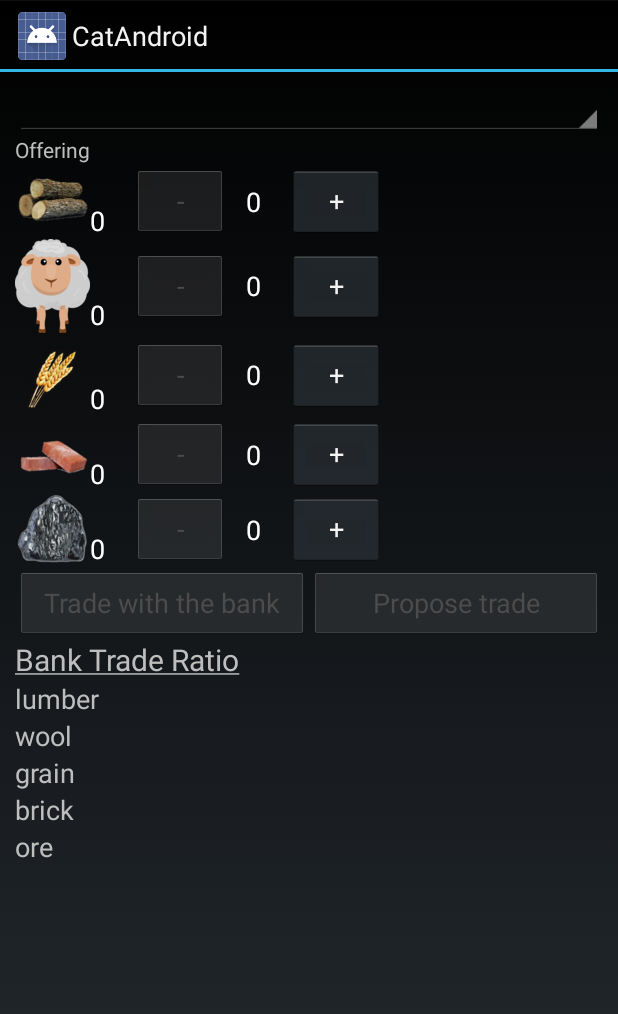
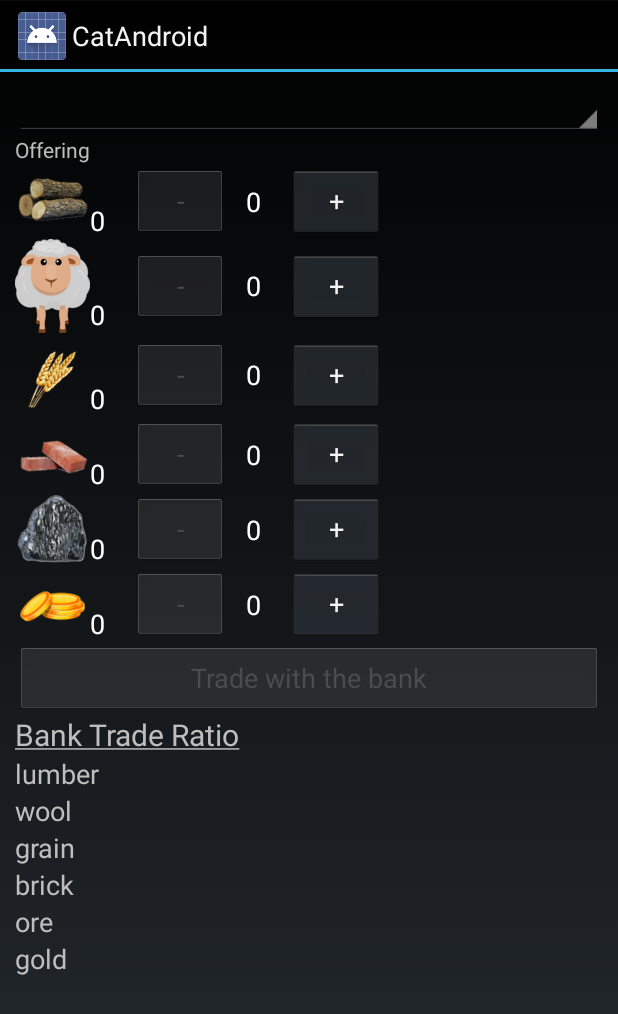
Before and after one commit to martelogan/island-settlement-boardgame-prototype, an Android app: the layout trade_request.xml on its own in the app's theme, with its tools: preview values and no code run, on a phone screen of 412 x 824 dp. Shown: the top 1014 px of the screen. Run offline under Robolectric (Android 15) with nearby library versions, the phone set to English and light mode, and no system bars.

Commit message:
remove back buttons, add gold to trade, fix gold functionality for distribution, fix game setup navigation bugs, add gold drawables

```diff
--- a/app/src/main/java/com/catandroid/app/common/ui/activities/RulesActivity.java
+++ b/app/src/main/java/com/catandroid/app/common/ui/activities/RulesActivity.java
@@ -22,7 +22,7 @@ public class RulesActivity extends Activity {
 
 		ActionBar actionBar = getActionBar();
 		actionBar.setHomeButtonEnabled(true);
-		actionBar.setDisplayHomeAsUpEnabled(true);
+		actionBar.setDisplayHomeAsUpEnabled(false);
 
 		String data = null;
 
--- a/app/src/main/java/com/catandroid/app/common/ui/fragments/ActiveGameFragment.java
+++ b/app/src/main/java/com/catandroid/app/common/ui/fragments/ActiveGameFragment.java
@@ -83,7 +83,7 @@ public class ActiveGameFragment extends Fragment {
 		if(getActivity().findViewById(R.id.setup) != null){
 			getActivity().findViewById(R.id.setup).setVisibility(View.GONE);
 		}
-		getActivity().getActionBar().setDisplayHomeAsUpEnabled(true);
+		getActivity().getActionBar().setDisplayHomeAsUpEnabled(false);
 	}
 
 	public void setBoard(Board board){
--- a/app/src/main/java/com/catandroid/app/common/ui/fragments/static_fragments/CostsReferenceFragment.java
+++ b/app/src/main/java/com/catandroid/app/common/ui/fragments/static_fragments/CostsReferenceFragment.java
@@ -30,7 +30,7 @@ public class CostsReferenceFragment extends Fragment {
 
 		//getActivity().setContentView(R.layout.costs_reference);
 		getActivity().setTitle(getString(R.string.reference));
-		getActivity().getActionBar().setDisplayHomeAsUpEnabled(true);
+		getActivity().getActionBar().setDisplayHomeAsUpEnabled(false);
 
 		//LayoutInflater inflater = (LayoutInflater) getActivity().getSystemService(Context.LAYOUT_INFLATER_SERVICE);
 		View view = inflater.inflate(R.layout.costs_reference, null, false);
--- a/app/src/main/res/layout/trade_request.xml
+++ b/app/src/main/res/layout/trade_request.xml
@@ -287,6 +287,60 @@
                 android:text="@string/trade_plus"
                 android:width="48dip" />
         </LinearLayout>
+        <LinearLayout
+            android:layout_width="fill_parent"
+            android:layout_height="wrap_content"
+            android:orientation="horizontal" >
+
+            <ImageView
+                android:id="@+id/trade_img6"
+                android:layout_width="wrap_content"
+                android:layout_height="wrap_content"
+                android:layout_gravity="center_vertical"
+                android:contentDescription="@string/gold"
+                android:src="@drawable/resource_gold_large" >
+            </ImageView>
+
+            <TextView
+                android:id="@+id/trade_res6"
+                android:layout_width="wrap_content"
+                android:layout_height="wrap_content"
+                android:layout_gravity="bottom"
+                android:text="@string/trade_zero"
+                android:textColor="#FFFFFF"
+                android:textSize="18sp"
+                android:width="28dip" />
+
+            <Button
+                android:id="@+id/trade_minus6"
+                android:layout_width="wrap_content"
+                android:layout_height="wrap_content"
+                android:layout_gravity="center_vertical"
+                android:enabled="false"
+                android:text="@string/trade_minus"
+                android:width="46dip" />
+
+            <TextView
+                android:id="@+id/trade_offer6"
+                android:layout_width="wrap_content"
+                android:layout_height="wrap_content"
+                android:layout_gravity="center_vertical"
+                android:paddingLeft="12dip"
+                android:text="@string/trade_zero"
+                android:textColor="#FFFFFF"
+                android:textSize="18sp"
+                android:width="40dip" />
+
+
+            <Button
+                android:id="@+id/trade_plus6"
+                android:layout_width="wrap_content"
+                android:layout_height="wrap_content"
+                android:layout_gravity="center_vertical"
+                android:text="@string/trade_plus"
+                android:width="48dip" />
+        </LinearLayout>
+
 
         <LinearLayout
             android:layout_width="match_parent"
@@ -308,7 +362,8 @@
                 android:layout_height="wrap_content"
                 android:layout_weight="1"
                 android:enabled="false"
-                android:text="@string/trade_propose" >
+                android:text="@string/trade_propose"
+                android:visibility="gone">
             </Button>
         </LinearLayout>
 
@@ -360,6 +415,14 @@
             android:layout_weight="1"
             android:text="@string/ore"
             android:textSize="18sp" />
+        <TextView
+            android:id="@+id/resource6"
+            android:layout_width="match_parent"
+            android:layout_height="wrap_content"
+            android:layout_gravity="center_vertical"
+            android:layout_weight="1"
+            android:text="@string/gold"
+            android:textSize="18sp" />
     </LinearLayout>
 
 </ScrollView>
```
Also changed, not shown: app/src/main/java/com/catandroid/app/common/components/board_positions/Vertex.java (+6 -1 lines), app/src/main/java/com/catandroid/app/common/players/Player.java (+19 -3 lines), app/src/main/java/com/catandroid/app/common/ui/activities/GameManagerActivity.java (+7 -4 lines), app/src/main/java/com/catandroid/app/common/ui/fragments/interaction_fragments/trade/TradeRequestFragment.java (+10 -7 lines), app/src/main/res/drawable-hdpi/resource_gold_large.png (added), app/src/main/res/drawable-hdpi/resource_gold_medium.png (added), app/src/main/res/drawable-hdpi/resource_gold_small.png (added).
